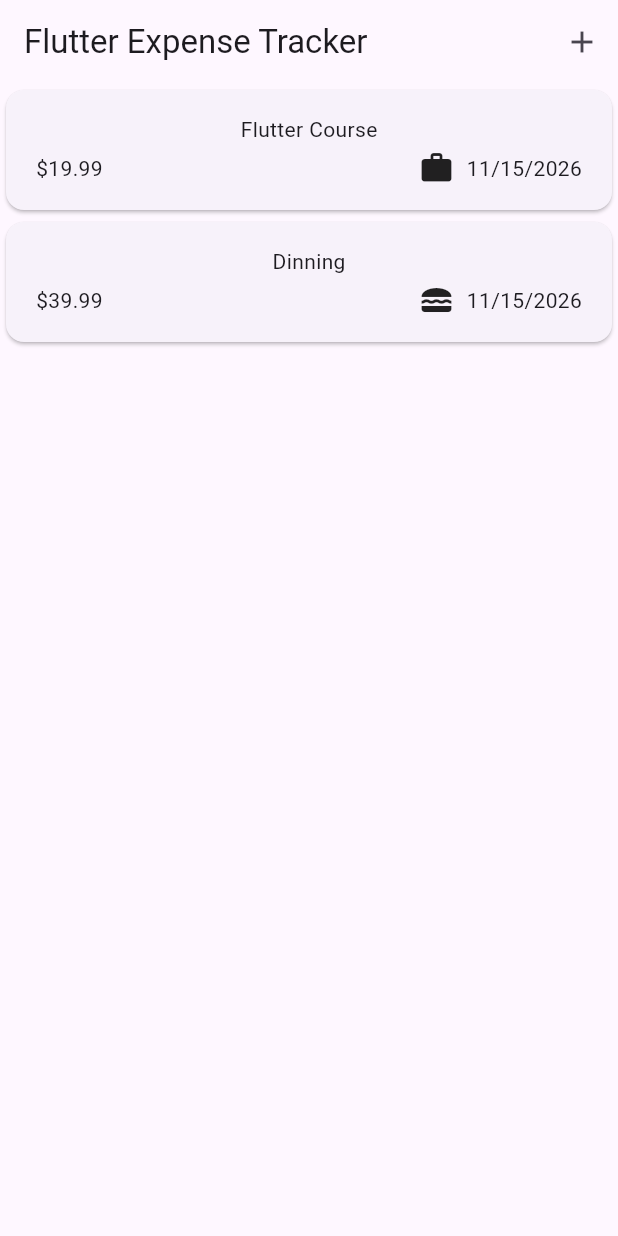
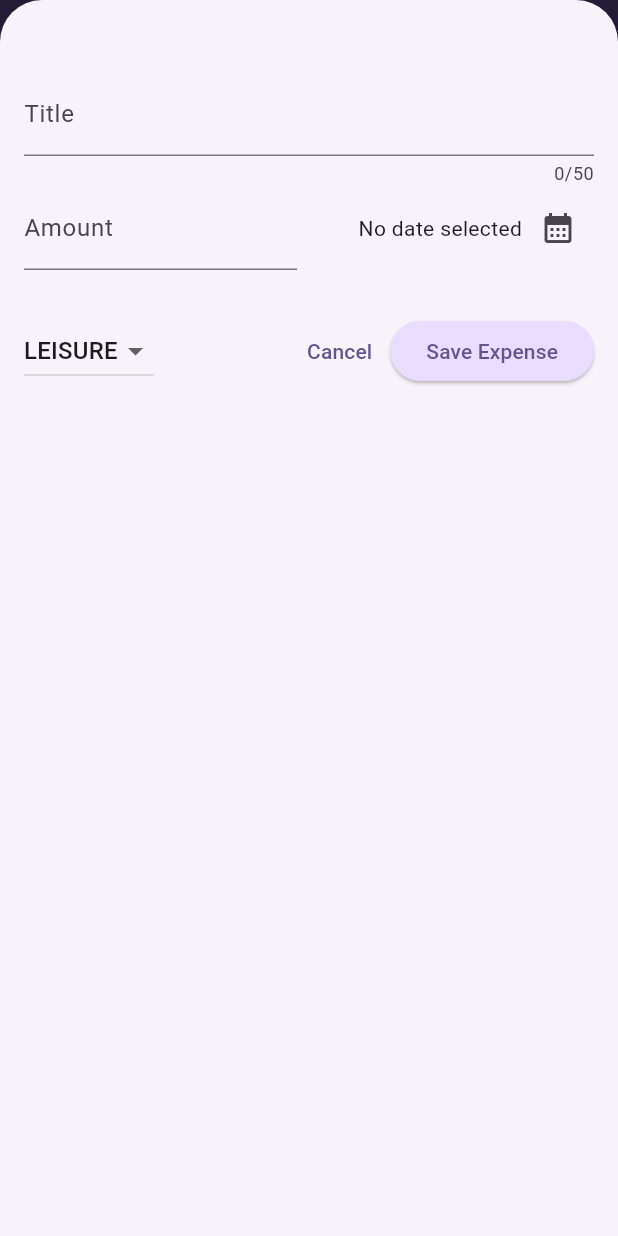
Before and after one commit to Bemo7/flutter-expense_tracker, a Flutter app: the screen it shows after launch, after a tap on the "add" icon, on a phone screen of 412 x 824 dp. Run offline on Flutter 3.47's test engine with Material 3 defaults, Android fonts, the phone set to English and light mode, and no system bars.

Commit message:
Project updates
- Implemented form to add new expenses
- Implemented custom theme for the project

```diff
--- a/lib/main.dart
+++ b/lib/main.dart
@@ -1,6 +1,37 @@
 import 'package:expense_tracker/widgets/expenses.dart';
 import 'package:flutter/material.dart';
 
+ColorScheme kColorScheme = ColorScheme.fromSeed(
+  seedColor: const Color.fromARGB(255, 96, 59, 181),
+);
+
 void main() {
-  runApp(MaterialApp(home: Expenses()));
+  runApp(
+    MaterialApp(
+      theme: ThemeData().copyWith(
+        colorScheme: kColorScheme,
+        appBarTheme: AppBarTheme().copyWith(
+          backgroundColor: kColorScheme.onPrimaryContainer,
+          foregroundColor: kColorScheme.primaryContainer,
+        ),
+        cardTheme: const CardThemeData().copyWith(
+          color: kColorScheme.secondaryContainer,
+          margin: EdgeInsets.symmetric(horizontal: 16, vertical: 8),
+        ),
+        elevatedButtonTheme: ElevatedButtonThemeData(
+          style: ElevatedButton.styleFrom(
+            backgroundColor: kColorScheme.primaryContainer,
+          ),
+        ),
+        textTheme: ThemeData().textTheme.copyWith(
+          titleLarge: TextStyle(
+            fontWeight: FontWeight.normal,
+            color: kColorScheme.onSecondaryContainer,
+            fontSize: 14,
+          ),
+        ),
+      ),
+      home: Expenses(),
+    ),
+  );
 }
--- a/lib/widgets/expenses.dart
+++ b/lib/widgets/expenses.dart
@@ -1,5 +1,6 @@
 import 'package:expense_tracker/widgets/expenses_list/expenses_list.dart';
 import 'package:expense_tracker/model/expense.dart';
+import 'package:expense_tracker/widgets/new_expense.dart';
 import 'package:flutter/material.dart';
 
 class Expenses extends StatefulWidget {
@@ -27,18 +28,68 @@ class _ExpensesState extends State<Expenses> {
     ),
   ];
 
+  void _openAddExpenseOverlay() {
+    showModalBottomSheet(
+      isScrollControlled: true,
+      context: context,
+      builder: (ctx) {
+        return NewExpense(onAddExpense: _addExpense);
+      },
+    );
+  }
+
+  void _addExpense(Expense expense) {
+    setState(() {
+      _registeredExpenses.add(expense);
+    });
+  }
+
+  void _removeExpense(Expense expense) {
+    final expenseIndex = _registeredExpenses.indexOf(expense);
+    setState(() {
+      _registeredExpenses.remove(expense);
+    });
+    ScaffoldMessenger.of(context).clearSnackBars();
+    ScaffoldMessenger.of(context).showSnackBar(
+      SnackBar(
+        // duration: Duration(seconds: 1),
+        content: Text("'${expense.title}' has been removed"),
+        action: SnackBarAction(
+          label: "Undo",
+          onPressed: () {
+            setState(() {
+              _registeredExpenses.insert(expenseIndex, expense);
+            });
+          },
+        ),
+      ),
+    );
+  }
+
   @override
   Widget build(BuildContext context) {
+    Widget mainContent = const Center(
+      child: Text("No expenses found. Try adding some"),
+    );
+
+    if (_registeredExpenses.isNotEmpty) {
+      mainContent = ExpensesList(
+        expenses: _registeredExpenses,
+        onRemoveExpense: _removeExpense,
+      );
+    }
+
     return Scaffold(
       appBar: AppBar(
         title: Text("Flutter Expense Tracker"),
-        actions: [IconButton(onPressed: () {}, icon: const Icon(Icons.add))],
-      ),
-      body: Column(
-        children: [
-          Expanded(child: ExpensesList(expenses: _registeredExpenses)),
+        actions: [
+          IconButton(
+            onPressed: _openAddExpenseOverlay,
+            icon: const Icon(Icons.add),
+          ),
         ],
       ),
+      body: Column(children: [Expanded(child: mainContent)]),
     );
   }
 }
--- a/lib/widgets/expenses_list/expenses_list.dart
+++ b/lib/widgets/expenses_list/expenses_list.dart
@@ -4,13 +4,23 @@ import 'package:flutter/material.dart';
 
 class ExpensesList extends StatelessWidget {
   final List<Expense> expenses;
-
-  const ExpensesList({super.key, required this.expenses});
+  final void Function(Expense expense) onRemoveExpense;
+  const ExpensesList({
+    super.key,
+    required this.expenses,
+    required this.onRemoveExpense,
+  });
 
   @override
   Widget build(BuildContext context) {
     return ListView.builder(
-      itemBuilder: (context, index) => ExpenseItem(expenses[index]),
+      itemBuilder: (context, index) => Dismissible(
+        key: ValueKey(expenses[index]),
+        onDismissed: (direction) {
+          onRemoveExpense(expenses[index]);
+        },
+        child: ExpenseItem(expenses[index]),
+      ),
       itemCount: expenses.length,
     );
   }
--- /dev/null
+++ b/lib/widgets/new_expense.dart
@@ -0,0 +1,164 @@
+import 'package:expense_tracker/model/expense.dart';
+import 'package:flutter/material.dart';
+import 'package:intl/intl.dart';
+
+final DateFormat formatter = DateFormat.yMd();
+
+class NewExpense extends StatefulWidget {
+  final void Function(Expense expense) onAddExpense;
+
+  const NewExpense({super.key, required this.onAddExpense});
+
+  @override
+  State<StatefulWidget> createState() {
+    return _NewExpense();
+  }
+}
+
+class _NewExpense extends State<NewExpense> {
+  final TextEditingController _titleController = TextEditingController();
+  final TextEditingController _amountController = TextEditingController();
+  DateTime? _selectedDate;
+  Category _selectedCategory = Category.leisure;
+
+  void _presentDatePicker() async {
+    final now = DateTime.now();
+    final firstDate = DateTime(now.year - 1, now.month, now.day);
+    final pickedDate = await showDatePicker(
+      context: context,
+      firstDate: firstDate,
+      lastDate: now,
+    );
+
+    setState(() {
+      _selectedDate = pickedDate;
+    });
+  }
+
+  void _submitExpenseData() {
+    final double? enteredAmount = double.tryParse(_amountController.text);
+    final String enteredTitle = _titleController.text.trim();
+    final bool amountIsInvalid = enteredAmount == null || enteredAmount <= 0;
+    final bool titleIsInvalid = enteredTitle.isEmpty;
+    final bool dateIsInvalid = _selectedDate == null;
+
+    if (titleIsInvalid || amountIsInvalid || dateIsInvalid) {
+      showDialog(
+        context: context,
+        builder: (ctx) => AlertDialog(
+          title: const Text("Invalid Input"),
+          content: Text(
+            "Please make sure a valid title, amount, date and category was entered",
+          ),
+          actions: [
+            TextButton(
+              onPressed: () {
+                Navigator.pop(ctx);
+              },
+              child: const Text("Okay"),
+            ),
+          ],
+        ),
+      );
+      return;
+    }
+
+    widget.onAddExpense(
+      Expense(
+        title: enteredTitle,
+        amount: enteredAmount,
+        date: _selectedDate!,
+        category: _selectedCategory,
+      ),
+    );
+
+    Navigator.pop(context);
+  }
+
+  @override
+  void dispose() {
+    super.dispose();
+    _titleController.dispose();
+    _amountController.dispose();
+  }
+
+  @override
+  Widget build(BuildContext context) {
+    return Padding(
+      padding: EdgeInsetsGeometry.fromLTRB(16, 48, 16, 16),
+      child: Column(
+        children: [
+          TextField(
+            maxLength: 50,
+            decoration: InputDecoration(label: Text("Title")),
+            controller: _titleController,
+          ),
+          Row(
+            children: [
+              Expanded(
+                child: TextField(
+                  keyboardType: TextInputType.number,
+                  decoration: InputDecoration(
+                    prefix: Text("\$"),
+                    label: Text("Amount"),
+                  ),
+                  controller: _amountController,
+                ),
+              ),
+              SizedBox(width: 16),
+              Expanded(
+                child: Row(
+                  mainAxisAlignment: MainAxisAlignment.end,
+                  children: [
+                    Text(
+                      _selectedDate != null
+                          ? formatter.format(_selectedDate!)
+                          : "No date selected",
+                    ),
+                    IconButton(
+                      onPressed: _presentDatePicker,
+                      icon: const Icon(Icons.calendar_month),
+                    ),
+                  ],
+                ),
+              ),
+            ],
+          ),
+          SizedBox(height: 30),
+          Row(
+            children: [
+              DropdownButton(
+                value: _selectedCategory,
+                items: Category.values
+                    .map(
+                      (category) => DropdownMenuItem(
+                        value: category,
+                        child: Text(category.name.toUpperCase()),
+                      ),
+                    )
+                    .toList(),
+                onChanged: (value) {
+                  if (value == null) return;
+                  setState(() {
+                    _selectedCategory = value;
+                  });
+                },
+              ),
+              const Spacer(),
+              TextButton(
+                onPressed: () {
+                  Navigator.pop(context);
+                },
+                child: Text("Cancel"),
+              ),
+              ElevatedButton(
+                onPressed: _submitExpenseData,
+                child: const Text("Save Expense"),
+              ),
+            ],
+          ),
+        ],
+      ),
+    );
+  }
+}
```
Also changed, not shown: 1 other file.
